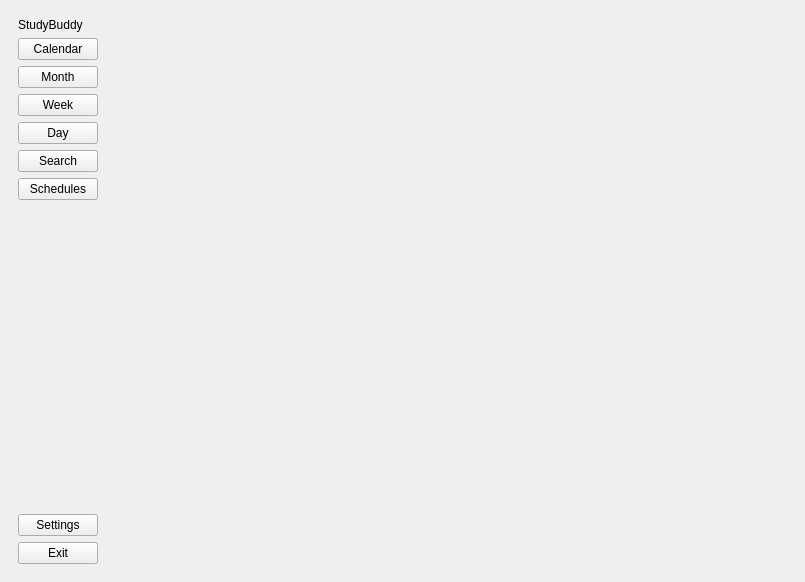
Before: the Qt Designer form new_ui.ui in Scrumtags/Agile-Project, drawn with Qt 5.
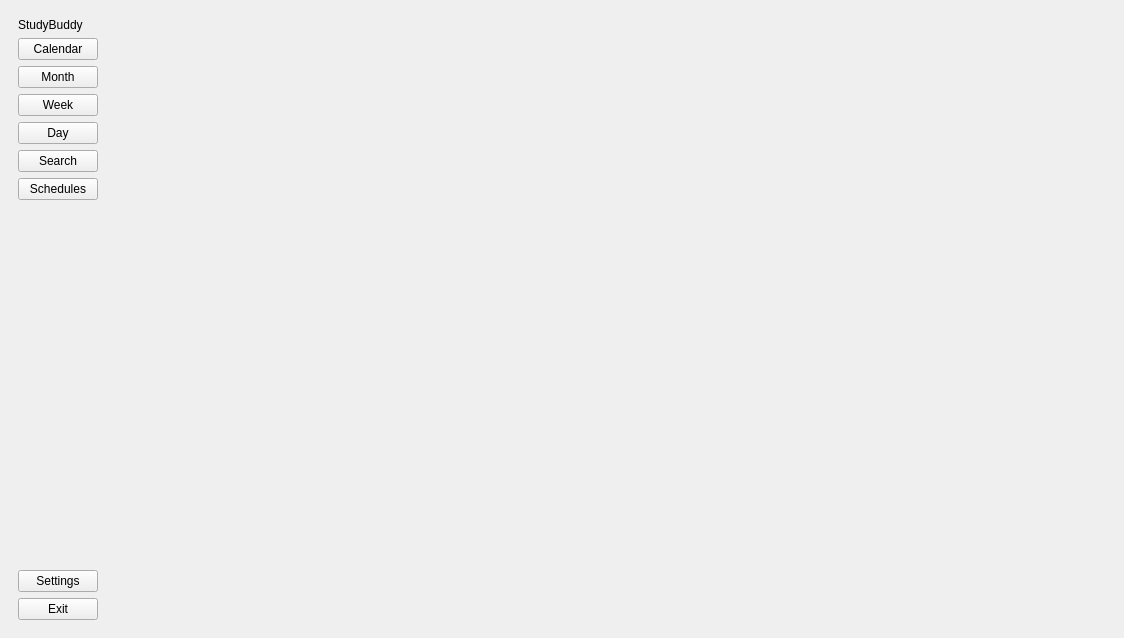
After: the same form once the commit is applied. The open tabs and pages were chosen to show the change. Icons and pictures are not drawn.

Commit message: Padding on Buttons and min size for calendar

```diff
--- a/new_ui.ui
+++ b/new_ui.ui
@@ -6,8 +6,8 @@
    <rect>
     <x>0</x>
     <y>0</y>
-    <width>805</width>
-    <height>582</height>
+    <width>1123</width>
+    <height>638</height>
    </rect>
   </property>
   <property name="windowTitle">
@@ -361,6 +361,12 @@
                    </property>
                    <item>
                     <widget class="QWidget" name="widget_3" native="true">
+                     <property name="minimumSize">
+                      <size>
+                       <width>990</width>
+                       <height>0</height>
+                      </size>
+                     </property>
                      <layout class="QVBoxLayout" name="verticalLayout_37">
                       <property name="spacing">
                        <number>0</number>
```
Left out of the diff: 2 changed lines with no effect on the pictures. The commit also changes 1 other file.
